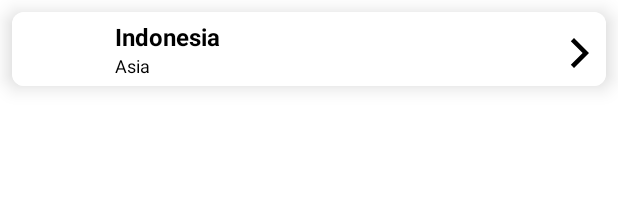
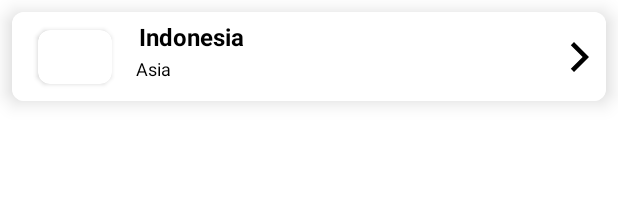
Before and after one commit to Pragoardhi/Covid-19-Projects, an Android app: the layout data_layout.xml on its own in the app's theme, with its tools: preview values and no code run, on a phone screen of 412 x 824 dp. Shown: the top 218 px of the screen. Run offline under Robolectric (Android 15) with nearby library versions, the phone set to English and light mode, and no system bars.

Commit message:
update UI

```diff
--- a/Covid19Apps/app/src/main/res/layout/data_layout.xml
+++ b/Covid19Apps/app/src/main/res/layout/data_layout.xml
@@ -16,48 +16,64 @@
         android:layout_height="wrap_content"
         android:background="@color/white"
         android:orientation="vertical"
-        android:padding="5dp">
-
-        <ImageView
-            android:id="@+id/flag"
-            android:layout_width="49dp"
-            android:layout_height="36dp"
-            android:layout_marginStart="4dp"
-            app:layout_constraintStart_toStartOf="parent"
-            app:layout_constraintTop_toTopOf="parent" />
-
-        <TextView
-            android:id="@+id/country"
-            android:layout_width="wrap_content"
-            android:layout_height="wrap_content"
-            android:text="Indonesia"
-            android:textColor="@color/black"
-            android:textSize="16sp"
-            android:paddingLeft="10dp"
-            android:textStyle="bold"
-            app:layout_constraintStart_toEndOf="@+id/flag"
-            app:layout_constraintTop_toTopOf="parent" />
-
-        <TextView
-            android:id="@+id/continent"
-            android:layout_width="wrap_content"
-            android:layout_height="wrap_content"
-            android:text="Asia"
-            android:textColor="@color/black"
-            android:textSize="12sp"
-            android:paddingLeft="10dp"
-            app:layout_constraintStart_toEndOf="@+id/flag"
-            app:layout_constraintTop_toBottomOf="@+id/country" />
+        android:padding="5dp"
+        app:layout_constraintBottom_toTopOf="@+id/continent"
+        app:layout_constraintTop_toTopOf="@+id/continent">
 
         <ImageView
             android:id="@+id/imageView"
             android:layout_width="wrap_content"
             android:layout_height="wrap_content"
             android:src="@drawable/ic_baseline_arrow_forward_ios_24"
-            app:layout_constraintBottom_toTopOf="@id/continent"
+            app:layout_constraintBottom_toBottomOf="parent"
             app:layout_constraintEnd_toEndOf="parent"
-            app:layout_constraintTop_toBottomOf="@+id/country"
+            app:layout_constraintTop_toTopOf="parent"
             tools:ignore="MissingConstraints" />
+
+        <androidx.cardview.widget.CardView
+            android:id="@+id/cardView2"
+            android:layout_width="wrap_content"
+            android:layout_height="wrap_content"
+            android:layout_marginStart="12dp"
+            app:cardCornerRadius="8dp"
+            app:layout_constraintBottom_toBottomOf="parent"
+            app:layout_constraintStart_toStartOf="parent"
+            app:layout_constraintTop_toTopOf="parent">
+
+            <ImageView
+                android:id="@+id/flag"
+                android:layout_width="49dp"
+                android:layout_height="36dp"
+                tools:layout_editor_absoluteX="9dp"
+                tools:layout_editor_absoluteY="5dp" />
+
+        </androidx.cardview.widget.CardView>
+
+        <TextView
+            android:id="@+id/country"
+            android:layout_width="wrap_content"
+            android:layout_height="wrap_content"
+            android:layout_marginStart="8dp"
+            android:layout_marginBottom="2dp"
+            android:paddingLeft="10dp"
+            android:text="Indonesia"
+            android:textColor="@color/black"
+            android:textSize="16sp"
+            android:textStyle="bold"
+            app:layout_constraintBottom_toTopOf="@+id/continent"
+            app:layout_constraintStart_toEndOf="@+id/cardView2" />
+
+        <TextView
+            android:id="@+id/continent"
+            android:layout_width="wrap_content"
+            android:layout_height="wrap_content"
+            android:layout_marginStart="8dp"
+            android:layout_marginBottom="8dp"
+            android:text="Asia"
+            android:textColor="@color/black"
+            android:textSize="12sp"
+            app:layout_constraintBottom_toBottomOf="parent"
+            app:layout_constraintStart_toStartOf="@+id/country" />
 
     </androidx.constraintlayout.widget.ConstraintLayout>
 </androidx.cardview.widget.CardView>
```
